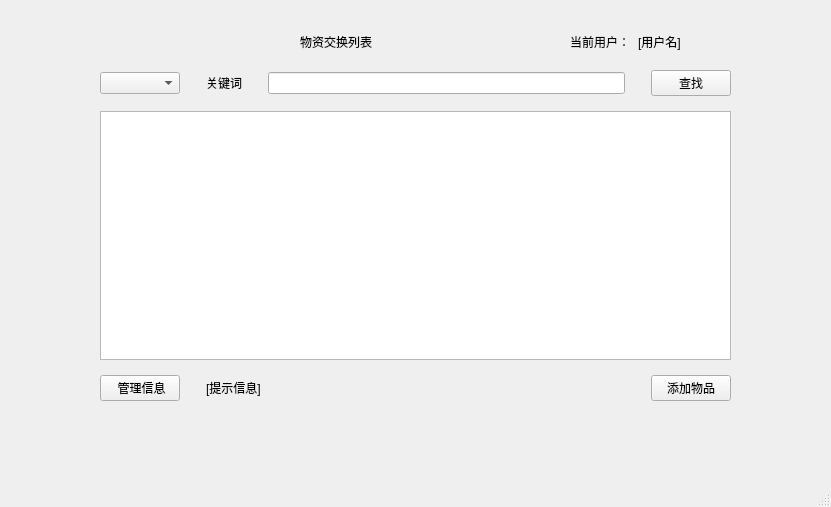
Before: the Qt Designer form code/MainWindow.ui in sosoeeee/Goods-Exchanging, drawn with Qt 5.
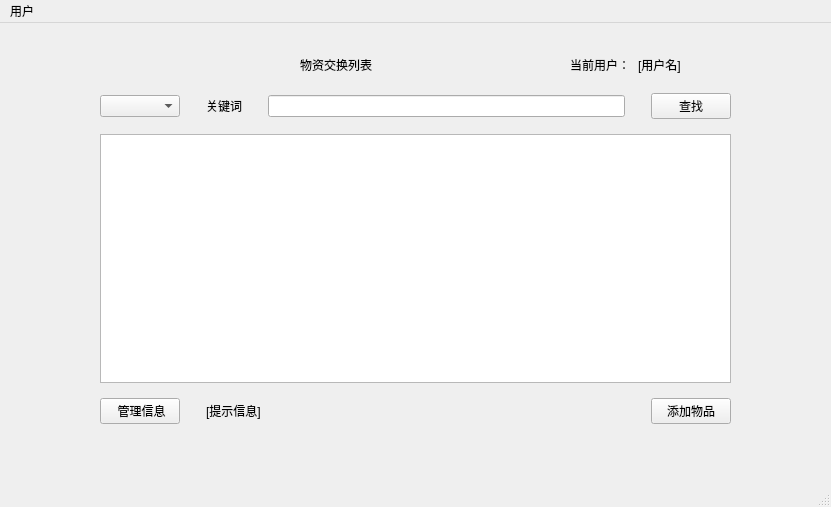
After: the same form once the commit is applied.

```diff
--- a/code/MainWindow.ui
+++ b/code/MainWindow.ui
@@ -169,6 +169,13 @@
      <height>26</height>
     </rect>
    </property>
+   <widget class="QMenu" name="menu">
+    <property name="title">
+     <string>用户</string>
+    </property>
+    <addaction name="MenuLogout"/>
+   </widget>
+   <addaction name="menu"/>
   </widget>
   <widget class="QStatusBar" name="statusbar"/>
  </widget>
```
Left out of the diff: 63 changed lines with no effect on the pictures.
